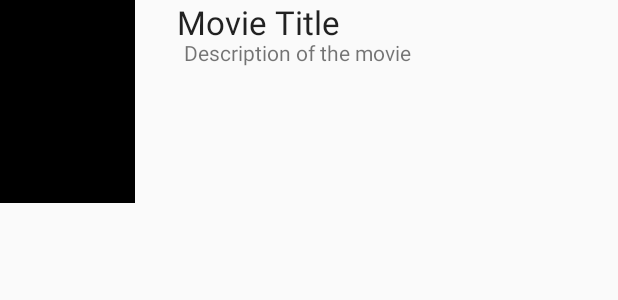
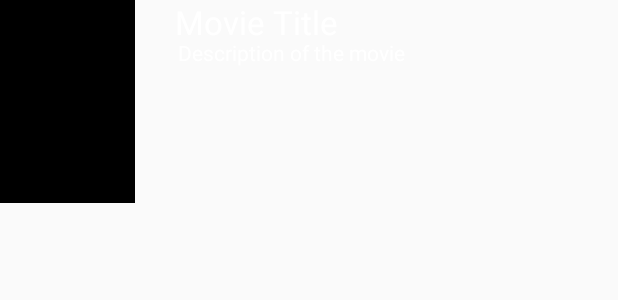
Before and after one commit to ivg2/Flixster, an Android app: the layout item_movie.xml on its own in the app's theme, with its tools: preview values and no code run, on a phone screen of 412 x 824 dp. Shown: the top 300 px of the screen. Run offline under Robolectric (Android 15) with nearby library versions, the phone set to English and light mode, and no system bars.

Commit message:
I changed the color scheme of the user interface

```diff
--- a/app/src/main/java/me/ivg2/flixster/MovieAdapter.java
+++ b/app/src/main/java/me/ivg2/flixster/MovieAdapter.java
@@ -10,6 +10,7 @@ import android.widget.ImageView;
 import android.widget.TextView;
 
 import com.bumptech.glide.Glide;
+import com.bumptech.glide.load.resource.bitmap.RoundedCorners;
 import com.bumptech.glide.request.RequestOptions;
 
 import java.util.ArrayList;
@@ -52,11 +53,12 @@ public class MovieAdapter extends RecyclerView.Adapter<MovieAdapter.ViewHolder>
         holder.tvOverview.setText(movie.getOverview());
 
         //build url for movie poster
-        String imageUrl = config.getImageUrl(/*config.getPosterSize()*/"", movie.getPosterPath());
+        String imageUrl = config.getImageUrl(config.getPosterSize(), movie.getPosterPath());
 
         RequestOptions options = RequestOptions.placeholderOf(R.drawable.flicks_movie_placeholder)
                 .error(R.drawable.flicks_movie_placeholder)
-                .fitCenter();
+                .fitCenter()
+                .transforms(new RoundedCorners(10));
 
         //load the image using glide
         Glide.with(context)
--- a/app/src/main/res/layout/activity_movie_list.xml
+++ b/app/src/main/res/layout/activity_movie_list.xml
@@ -11,5 +11,7 @@
         android:layout_width="match_parent"
         android:layout_height="match_parent"
         android:layout_alignParentStart="true"
-        android:layout_alignParentTop="true" />
+        android:layout_alignParentTop="true"
+        android:nestedScrollingEnabled="true"
+        android:background="#6d8383"/>
 </RelativeLayout>
--- a/app/src/main/res/layout/item_movie.xml
+++ b/app/src/main/res/layout/item_movie.xml
@@ -5,18 +5,20 @@
     android:layout_width="match_parent"
     android:layout_height="135dp">
 
+
+
     <ImageView
         android:id="@+id/ivPosterImage"
         android:layout_width="90dp"
         android:layout_height="135dp"
         app:srcCompat="@android:color/black"
+        tools:ignore="MissingConstraints"
         tools:layout_editor_absoluteX="3dp"
-        tools:layout_editor_absoluteY="2dp"
-        tools:ignore="MissingConstraints" />
+        tools:layout_editor_absoluteY="2dp" />
 
     <TextView
         android:id="@+id/textView"
-        android:layout_width="294dp"
+        android:layout_width="295dp"
         android:layout_height="34dp"
         android:layout_alignParentEnd="true"
         android:layout_alignParentTop="true"
@@ -24,16 +26,20 @@
         android:textAppearance="@android:style/TextAppearance.Large"
         tools:ignore="MissingConstraints"
         tools:layout_editor_absoluteX="93dp"
-        tools:layout_editor_absoluteY="-2dp" />
+        tools:layout_editor_absoluteY="-2dp"
+        android:textColor="@color/textColor"/>
 
-    <TextView
-        android:id="@+id/tvOverview"
-        android:layout_width="289dp"
+    <android.support.v4.widget.NestedScrollView
+        android:layout_width="293dp"
         android:layout_height="110dp"
         android:layout_alignParentBottom="true"
-        android:layout_alignParentEnd="true"
-        android:text="Description of the movie"
-        tools:ignore="MissingConstraints"
-        tools:layout_editor_absoluteX="95dp"
-        tools:layout_editor_absoluteY="27dp" />
+        android:layout_alignParentEnd="true">
+
+        <TextView
+            android:id="@+id/tvOverview"
+            android:layout_width="match_parent"
+            android:layout_height="match_parent"
+            android:text="Description of the movie"
+            android:textColor="@color/textColor"/>
+    </android.support.v4.widget.NestedScrollView>
 </RelativeLayout>
--- a/app/src/main/res/values/colors.xml
+++ b/app/src/main/res/values/colors.xml
@@ -1,6 +1,10 @@
 <?xml version="1.0" encoding="utf-8"?>
 <resources>
-    <color name="colorPrimary">#3F51B5</color>
-    <color name="colorPrimaryDark">#303F9F</color>
-    <color name="colorAccent">#FF4081</color>
+    <color name="colorPrimary">#2f4f4f</color>
+    <color name="colorPrimaryDark">#2f4f4f</color>
+    <color name="colorAccent">#000000</color>
+
+    <color name="black">#000000</color>
+
+    <color name="textColor">#ffffff</color>
 </resources>
```
Also changed, not shown: app/src/main/res/drawable/flicks_movie_placeholder.gif (added).
